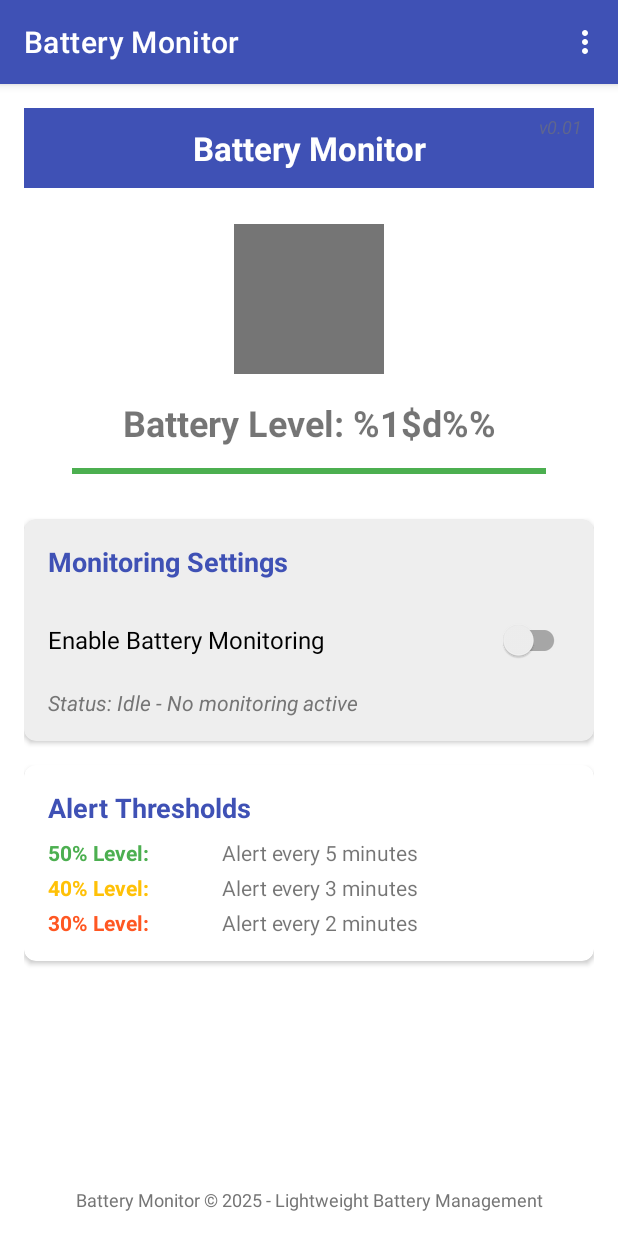
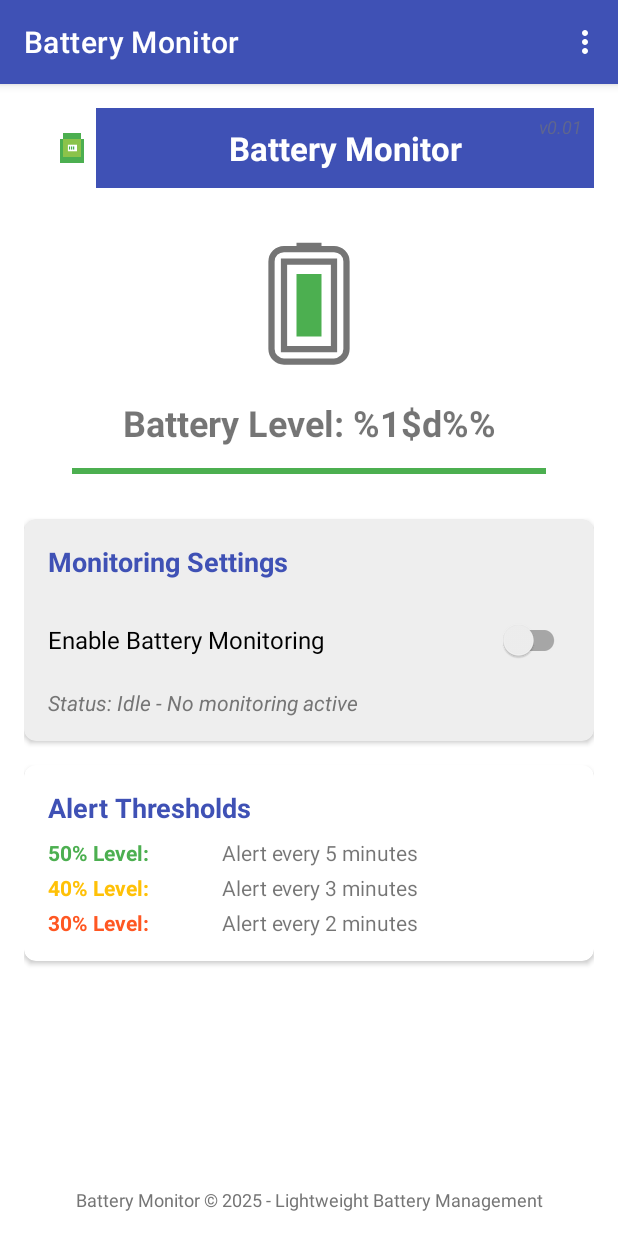
Before and after one commit to juren53/BattMon, an Android app: the screen it shows after launch (MainActivity), on a phone screen of 412 x 824 dp. Run offline under Robolectric (Android 15) with nearby library versions, the light colour scheme and no system bars.

Commit message:
Update app icon and fix battery level drawable.
This commit:
1. Adds new battery_icon.xml based on ICON_battery.svg
2. Updates AndroidManifest.xml to use the new icon
3. Adds the app icon to MainActivity and HelpActivity layouts
4. Fixes battery_level.xml which was displaying as a black box
5. Updates app_icon.xml to reference the new battery_icon

```diff
--- a/app/src/main/AndroidManifest.xml
+++ b/app/src/main/AndroidManifest.xml
@@ -8,9 +8,9 @@
 
     <application
         android:allowBackup="true"
-        android:icon="@drawable/ic_launcher"
+        android:icon="@drawable/battery_icon"
         android:label="@string/app_name"
-        android:roundIcon="@drawable/ic_launcher"
+        android:roundIcon="@drawable/battery_icon"
         android:supportsRtl="true"
         android:theme="@style/Theme.BatteryMonitor">
 
--- /dev/null
+++ b/app/src/main/res/drawable/app_icon.xml
@@ -0,0 +1,3 @@
+<?xml version="1.0" encoding="utf-8"?>
+<bitmap xmlns:android="http://schemas.android.com/apk/res/android"
+    android:src="@drawable/battery_icon" />
--- /dev/null
+++ b/app/src/main/res/drawable/battery_icon.xml
@@ -0,0 +1,38 @@
+<?xml version="1.0" encoding="utf-8"?>
+<vector xmlns:android="http://schemas.android.com/apk/res/android"
+    android:width="108dp"
+    android:height="108dp"
+    android:viewportWidth="512"
+    android:viewportHeight="512">
+
+    <!-- Battery Outline -->
+    <path
+        android:fillColor="#4CAF50"
+        android:pathData="M160,96h32v32h128v-32h32v64h32v256h-256v-256h32v-64zM192,128v-32h128v32h-128z"/>
+
+    <!-- Battery Level -->
+    <path
+        android:fillColor="#8BC34A"
+        android:pathData="M160,160h192v192h-192z"/>
+
+    <!-- Battery Terminal -->
+    <path
+        android:fillColor="#4CAF50"
+        android:pathData="M192,96h128v32h-128z"/>
+
+    <!-- Battery Percentage -->
+    <path
+        android:fillColor="#FFFFFF"
+        android:pathData="M210,220h100v72h-100z"/>
+
+    <!-- Percentage Text Simulation (simplified) -->
+    <path
+        android:fillColor="#4CAF50"
+        android:pathData="M224,240h14v32h-14z"/>
+    <path
+        android:fillColor="#4CAF50"
+        android:pathData="M246,240h14v32h-14z"/>
+    <path
+        android:fillColor="#4CAF50"
+        android:pathData="M268,240h14v32h-14z"/>
+</vector>
--- a/app/src/main/res/drawable/battery_level.xml
+++ b/app/src/main/res/drawable/battery_level.xml
@@ -1,39 +1,25 @@
 <?xml version="1.0" encoding="utf-8"?>
-<layer-list xmlns:android="http://schemas.android.com/apk/res/android">
+<vector xmlns:android="http://schemas.android.com/apk/res/android"
+    android:width="108dp"
+    android:height="108dp"
+    android:viewportWidth="24"
+    android:viewportHeight="24">
+
     <!-- Battery outline -->
-    <item>
-        <shape android:shape="rectangle">
-            <corners android:radius="3dp" />
-            <stroke
-                android:width="2dp"
-                android:color="@color/gray" />
-        </shape>
-    </item>
+    <path
+        android:fillColor="@android:color/transparent"
+        android:strokeColor="@color/gray"
+        android:strokeWidth="1"
+        android:pathData="M16,4H8C6.89,4 6,4.89 6,6v14c0,1.1 0.89,2 2,2h8c1.1,0 2,-0.9 2,-2V6C18,4.89 17.1,4 16,4zM16,20H8V6h8V20z"/>
+
+    <!-- Battery level (fixed at 80% for visualization) -->
+    <path
+        android:fillColor="@color/batteryHigh"
+        android:pathData="M14,8v10H10V8H14z"/>
 
     <!-- Battery terminal -->
-    <item android:right="-6dp">
-        <shape android:shape="rectangle">
-            <solid android:color="@color/gray" />
-            <size
-                android:width="4dp"
-                android:height="10dp" />
-            <corners
-                android:topRightRadius="1dp"
-                android:bottomRightRadius="1dp" />
-        </shape>
-    </item>
+    <path
+        android:fillColor="@color/gray"
+        android:pathData="M14,4h-4V3h4V4z"/>
 
-    <!-- Dynamic battery level - color is set programmatically -->
-    <item android:id="@+id/battery_level"
-        android:left="4dp"
-        android:top="4dp"
-        android:right="4dp"
-        android:bottom="4dp">
-        <clip>
-            <shape android:shape="rectangle">
-                <solid android:color="@color/batteryHigh" />
-                <corners android:radius="1dp" />
-            </shape>
-        </clip>
-    </item>
-</layer-list>
+</vector>
--- a/app/src/main/res/layout/activity_about.xml
+++ b/app/src/main/res/layout/activity_about.xml
@@ -39,7 +39,7 @@
         android:layout_width="120dp"
         android:layout_height="120dp"
         android:layout_marginTop="32dp"
-        android:src="@drawable/ic_launcher"
+        android:src="@drawable/battery_icon"
         app:layout_constraintEnd_toEndOf="parent"
         app:layout_constraintStart_toStartOf="parent"
         app:layout_constraintTop_toBottomOf="@+id/textAboutTitle" />
@@ -78,6 +78,7 @@
         android:gravity="center"
         android:text="@string/about_description"
         android:textSize="16sp"
+        app:layout_constraintEnd_toEndOf="parent"
         app:layout_constraintStart_toStartOf="parent"
         app:layout_constraintTop_toBottomOf="@+id/textAboutVersion" />
 
@@ -102,7 +103,6 @@
         android:layout_height="wrap_content"
         android:layout_marginBottom="24dp"
         android:text="@string/about_copyright"
-        android:textSize="12sp"
         app:layout_constraintBottom_toBottomOf="parent"
         app:layout_constraintEnd_toEndOf="parent"
         app:layout_constraintStart_toStartOf="parent" />
--- a/app/src/main/res/layout/activity_help.xml
+++ b/app/src/main/res/layout/activity_help.xml
@@ -9,7 +9,7 @@
     <!-- Header -->
     <TextView
         android:id="@+id/textHelpTitle"
-        android:layout_width="match_parent"
+        android:layout_width="0dp"
         android:layout_height="wrap_content"
         android:background="@color/colorPrimary"
         android:padding="16dp"
@@ -18,8 +18,18 @@
         android:textSize="20sp"
         android:textStyle="bold"
         app:layout_constraintEnd_toEndOf="parent"
+        app:layout_constraintStart_toEndOf="@+id/appIconHelp"
+        app:layout_constraintTop_toTopOf="parent" />
+
+    <ImageView
+        android:id="@+id/appIconHelp"
+        android:layout_width="32dp"
+        android:layout_height="32dp"
+        android:layout_marginStart="16dp"
+        android:src="@drawable/battery_icon"
+        app:layout_constraintBottom_toBottomOf="@+id/textHelpTitle"
         app:layout_constraintStart_toStartOf="parent"
-        app:layout_constraintTop_toTopOf="parent" />
+        app:layout_constraintTop_toTopOf="@+id/textHelpTitle" />
 
     <!-- Version Number -->
     <TextView
--- a/app/src/main/res/layout/activity_main.xml
+++ b/app/src/main/res/layout/activity_main.xml
@@ -10,7 +10,7 @@
     <!-- Header section -->
     <TextView
         android:id="@+id/textViewHeader"
-        android:layout_width="match_parent"
+        android:layout_width="0dp"
         android:layout_height="wrap_content"
         android:background="@color/colorPrimary"
         android:padding="12dp"
@@ -20,8 +20,18 @@
         android:textSize="22sp"
         android:textStyle="bold"
         app:layout_constraintEnd_toEndOf="parent"
+        app:layout_constraintStart_toEndOf="@+id/appIconMain"
+        app:layout_constraintTop_toTopOf="parent" />
+
+    <ImageView
+        android:id="@+id/appIconMain"
+        android:layout_width="32dp"
+        android:layout_height="32dp"
+        android:layout_marginStart="16dp"
+        android:src="@drawable/battery_icon"
+        app:layout_constraintBottom_toBottomOf="@+id/textViewHeader"
         app:layout_constraintStart_toStartOf="parent"
-        app:layout_constraintTop_toTopOf="parent" />
+        app:layout_constraintTop_toTopOf="@+id/textViewHeader" />
 
     <!-- Version Number Text -->
     <TextView
--- a/app/src/main/res/layout/activity_splash.xml
+++ b/app/src/main/res/layout/activity_splash.xml
@@ -9,7 +9,7 @@
         android:id="@+id/imageViewBattery"
         android:layout_width="120dp"
         android:layout_height="120dp"
-        android:src="@drawable/ic_launcher"
+        android:src="@drawable/battery_icon"
         app:layout_constraintBottom_toBottomOf="parent"
         app:layout_constraintEnd_toEndOf="parent"
         app:layout_constraintStart_toStartOf="parent"
@@ -47,7 +47,6 @@
         android:layout_width="100dp"
         android:layout_height="wrap_content"
         android:layout_marginTop="32dp"
-        android:indeterminate="true"
         app:layout_constraintEnd_toEndOf="parent"
         app:layout_constraintStart_toStartOf="parent"
         app:layout_constraintTop_toBottomOf="@+id/textViewTagline" />
```
Also changed, not shown: 1 other file.
